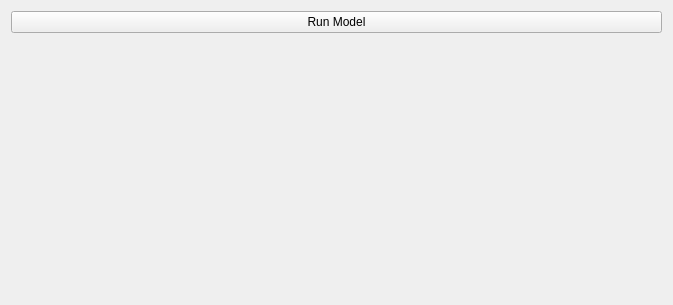
Before: the Qt Designer form qt/python/mantidqtinterfaces/mantidqtinterfaces/Engineering/gui/engineering_diffraction/tabs/gsas2/gsas2_tab.ui in AndriiDemk/mantid, drawn with Qt 5.
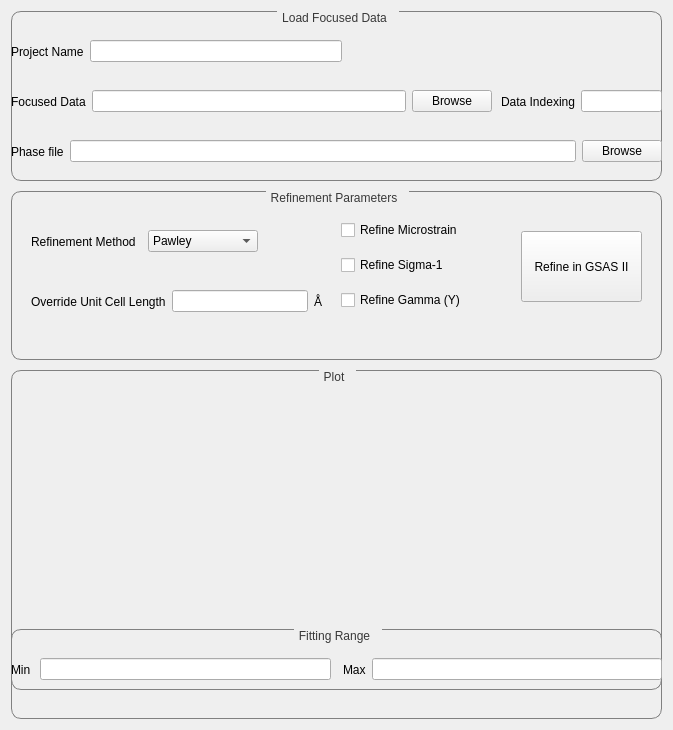
After: the same form once the commit is applied.

Commit message:
Pass Refinement parameters from view
Add "systemtest" for myself

```diff
--- a/qt/python/mantidqtinterfaces/mantidqtinterfaces/Engineering/gui/engineering_diffraction/tabs/gsas2/gsas2_tab.ui
+++ b/qt/python/mantidqtinterfaces/mantidqtinterfaces/Engineering/gui/engineering_diffraction/tabs/gsas2/gsas2_tab.ui
@@ -10,7 +10,7 @@
     <x>0</x>
     <y>0</y>
     <width>673</width>
-    <height>305</height>
+    <height>730</height>
    </rect>
   </property>
   <property name="sizePolicy">
@@ -38,30 +38,362 @@
   </property>
   <layout class="QVBoxLayout" name="verticalLayout_2">
    <item>
-    <layout class="QVBoxLayout" name="verticalLayout" stretch="0,0">
+    <layout class="QVBoxLayout" name="verticalLayout" stretch="0,0,0">
      <property name="sizeConstraint">
       <enum>QLayout::SetDefaultConstraint</enum>
      </property>
      <item>
-      <widget class="QPushButton" name="Refine">
-       <property name="text">
-        <string>Run Model</string>
-       </property>
-      </widget>
+      <layout class="QVBoxLayout" name="verticalLayout_3">
+       <item>
+        <widget class="QGroupBox" name="groupBox">
+         <property name="title">
+          <string>Load Focused Data</string>
+         </property>
+         <widget class="QWidget" name="horizontalLayoutWidget_4">
+          <property name="geometry">
+           <rect>
+            <x>0</x>
+            <y>20</y>
+            <width>331</width>
+            <height>41</height>
+           </rect>
+          </property>
+          <layout class="QHBoxLayout" name="horizontalLayout_4">
+           <item>
+            <widget class="QLabel" name="label_6">
+             <property name="text">
+              <string>Project Name</string>
+             </property>
+            </widget>
+           </item>
+           <item>
+            <widget class="QLineEdit" name="lineEdit_2"/>
+           </item>
+          </layout>
+         </widget>
+         <widget class="QWidget" name="horizontalLayoutWidget_5">
+          <property name="geometry">
+           <rect>
+            <x>0</x>
+            <y>70</y>
+            <width>481</width>
+            <height>41</height>
+           </rect>
+          </property>
+          <layout class="QHBoxLayout" name="horizontalLayout_5">
+           <item>
+            <widget class="QLabel" name="label_7">
+             <property name="text">
+              <string>Focused Data</string>
+             </property>
+            </widget>
+           </item>
+           <item>
+            <widget class="QLineEdit" name="lineEdit_3"/>
+           </item>
+           <item>
+            <widget class="QPushButton" name="pushButton">
+             <property name="text">
+              <string>Browse</string>
+             </property>
+            </widget>
+           </item>
+          </layout>
+         </widget>
+         <widget class="QWidget" name="horizontalLayoutWidget_6">
+          <property name="geometry">
+           <rect>
+            <x>0</x>
+            <y>120</y>
+            <width>651</width>
+            <height>41</height>
+           </rect>
+          </property>
+          <layout class="QHBoxLayout" name="horizontalLayout_6">
+           <item>
+            <widget class="QLabel" name="label_9">
+             <property name="text">
+              <string>Phase file</string>
+             </property>
+            </widget>
+           </item>
+           <item>
+            <widget class="QLineEdit" name="lineEdit_4"/>
+           </item>
+           <item>
+            <widget class="QPushButton" name="pushButton_2">
+             <property name="text">
+              <string>Browse</string>
+             </property>
+            </widget>
+           </item>
+          </layout>
+         </widget>
+         <widget class="QWidget" name="horizontalLayoutWidget_7">
+          <property name="geometry">
+           <rect>
+            <x>490</x>
+            <y>70</y>
+            <width>161</width>
+            <height>41</height>
+           </rect>
+          </property>
+          <layout class="QHBoxLayout" name="horizontalLayout_7">
+           <item>
+            <widget class="QLabel" name="label_8">
+             <property name="text">
+              <string>Data Indexing</string>
+             </property>
+            </widget>
+           </item>
+           <item>
+            <widget class="QLineEdit" name="lineEdit_5">
+             <property name="text">
+              <string/>
+             </property>
+            </widget>
+           </item>
+          </layout>
+         </widget>
+        </widget>
+       </item>
+       <item>
+        <spacer name="verticalSpacer">
+         <property name="orientation">
+          <enum>Qt::Vertical</enum>
+         </property>
+         <property name="sizeType">
+          <enum>QSizePolicy::Fixed</enum>
+         </property>
+         <property name="sizeHint" stdset="0">
+          <size>
+           <width>2</width>
+           <height>4</height>
+          </size>
+         </property>
+        </spacer>
+       </item>
+       <item>
+        <layout class="QVBoxLayout" name="verticalLayout_6">
+         <item>
+          <widget class="QGroupBox" name="groupBox_2">
+           <property name="title">
+            <string>Refinement Parameters</string>
+           </property>
+           <widget class="QPushButton" name="refine_button">
+            <property name="geometry">
+             <rect>
+              <x>510</x>
+              <y>40</y>
+              <width>121</width>
+              <height>71</height>
+             </rect>
+            </property>
+            <property name="text">
+             <string>Refine in GSAS II</string>
+            </property>
+           </widget>
+           <widget class="QWidget" name="horizontalLayoutWidget">
+            <property name="geometry">
+             <rect>
+              <x>20</x>
+              <y>30</y>
+              <width>227</width>
+              <height>41</height>
+             </rect>
+            </property>
+            <layout class="QHBoxLayout" name="horizontalLayout">
+             <item>
+              <widget class="QLabel" name="label">
+               <property name="text">
+                <string>Refinement Method</string>
+               </property>
+              </widget>
+             </item>
+             <item>
+              <widget class="QComboBox" name="refinement_method_combobox">
+               <item>
+                <property name="text">
+                 <string>Pawley</string>
+                </property>
+               </item>
+               <item>
+                <property name="text">
+                 <string>Rietveld</string>
+                </property>
+               </item>
+              </widget>
+             </item>
+            </layout>
+           </widget>
+           <widget class="QWidget" name="horizontalLayoutWidget_2">
+            <property name="geometry">
+             <rect>
+              <x>20</x>
+              <y>90</y>
+              <width>291</width>
+              <height>41</height>
+             </rect>
+            </property>
+            <layout class="QHBoxLayout" name="horizontalLayout_2">
+             <item>
+              <widget class="QLabel" name="label_2">
+               <property name="text">
+                <string>Override Unit Cell Length</string>
+               </property>
+              </widget>
+             </item>
+             <item>
+              <widget class="QLineEdit" name="override_unitcell_length"/>
+             </item>
+             <item>
+              <widget class="QLabel" name="label_3">
+               <property name="text">
+                <string>Å</string>
+               </property>
+              </widget>
+             </item>
+            </layout>
+           </widget>
+           <widget class="QWidget" name="verticalLayoutWidget_4">
+            <property name="geometry">
+             <rect>
+              <x>330</x>
+              <y>20</y>
+              <width>160</width>
+              <height>111</height>
+             </rect>
+            </property>
+            <layout class="QVBoxLayout" name="verticalLayout_7">
+             <item>
+              <widget class="QCheckBox" name="refine_microstrain_checkbox">
+               <property name="text">
+                <string>Refine Microstrain</string>
+               </property>
+              </widget>
+             </item>
+             <item>
+              <widget class="QCheckBox" name="refine_sigma_one_checkbox">
+               <property name="text">
+                <string>Refine Sigma-1</string>
+               </property>
+              </widget>
+             </item>
+             <item>
+              <widget class="QCheckBox" name="refine_gamma_y_checkbox">
+               <property name="text">
+                <string>Refine Gamma (Y)</string>
+               </property>
+              </widget>
+             </item>
+            </layout>
+           </widget>
+           <zorder>refine_button</zorder>
+           <zorder>verticalSpacer</zorder>
+           <zorder>horizontalLayoutWidget</zorder>
+           <zorder>horizontalLayoutWidget_2</zorder>
+           <zorder>verticalLayoutWidget_4</zorder>
+           <zorder>groupBox</zorder>
+           <zorder>groupBox</zorder>
+          </widget>
+         </item>
+        </layout>
+       </item>
+      </layout>
      </item>
      <item>
       <spacer name="spacer_bottom">
        <property name="orientation">
         <enum>Qt::Vertical</enum>
        </property>
+       <property name="sizeType">
+        <enum>QSizePolicy::Fixed</enum>
+       </property>
        <property name="sizeHint" stdset="0">
         <size>
          <width>20</width>
-         <height>10</height>
+         <height>4</height>
         </size>
        </property>
       </spacer>
      </item>
+     <item>
+      <layout class="QVBoxLayout" name="verticalLayout_5">
+       <item>
+        <widget class="QGroupBox" name="groupBox_3">
+         <property name="enabled">
+          <bool>true</bool>
+         </property>
+         <property name="title">
+          <string>Plot</string>
+         </property>
+         <widget class="QGroupBox" name="groupBox_4">
+          <property name="geometry">
+           <rect>
+            <x>0</x>
+            <y>259</y>
+            <width>651</width>
+            <height>61</height>
+           </rect>
+          </property>
+          <property name="title">
+           <string>Fitting Range</string>
+          </property>
+          <widget class="QWidget" name="horizontalLayoutWidget_3">
+           <property name="geometry">
+            <rect>
+             <x>0</x>
+             <y>20</y>
+             <width>651</width>
+             <height>41</height>
+            </rect>
+           </property>
+           <layout class="QHBoxLayout" name="horizontalLayout_3">
+            <item>
+             <widget class="QLabel" name="label_4">
+              <property name="text">
+               <string>Min </string>
+              </property>
+             </widget>
+            </item>
+            <item>
+             <widget class="QLineEdit" name="min_x_value_plot"/>
+            </item>
+            <item>
+             <widget class="Line" name="line">
+              <property name="sizePolicy">
+               <sizepolicy hsizetype="Fixed" vsizetype="Fixed">
+                <horstretch>20</horstretch>
+                <verstretch>0</verstretch>
+               </sizepolicy>
+              </property>
+              <property name="cursor">
+               <cursorShape>ArrowCursor</cursorShape>
+              </property>
+              <property name="orientation">
+               <enum>Qt::Horizontal</enum>
+              </property>
+             </widget>
+            </item>
+            <item>
+             <widget class="QLabel" name="label_5">
+              <property name="text">
+               <string>Max</string>
+              </property>
+             </widget>
+            </item>
+            <item>
+             <widget class="QLineEdit" name="max_x_value_plot"/>
+            </item>
+           </layout>
+          </widget>
+         </widget>
+         <zorder>verticalSpacer_2</zorder>
+         <zorder>groupBox_4</zorder>
+        </widget>
+       </item>
+      </layout>
+     </item>
     </layout>
    </item>
   </layout>
```
Left out of the diff: 2 changed lines with no effect on the pictures. The commit also changes 8 other files.
